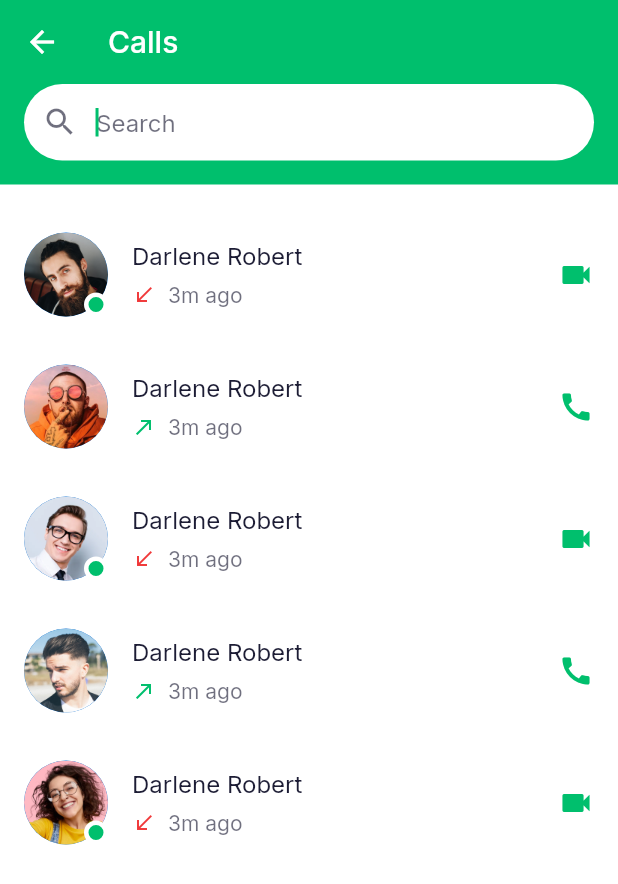
After one commit to abuanwar072/Chat-Messaging-App-Light-and-Dark-Theme, a Flutter app: the screen it shows after launch, item 3 of the bottom bar chosen, after a tap on the "search" icon, on a phone screen of 412 x 824 dp. The commit adds this screen. Shown: the top 884 px of the screen. Run offline on Flutter 3.47's test engine with Material 2 defaults, Android fonts, the phone set to English and light mode, and no system bars; our stand-ins replace flutter_svg, form_field_validator, google_fonts.

Commit message:
Calls done

```diff
--- a/lib/screens/call/video_call_screen.dart
+++ b/lib/screens/calling/video_calling_screen.dart
@@ -4,7 +4,7 @@ import 'package:flutter/material.dart';
 import 'components/call_bg.dart';
 import 'components/call_option.dart';
 
-class VideoCallScreen extends StatelessWidget {
+class VideoCallingScreen extends StatelessWidget {
   @override
   Widget build(BuildContext context) {
     return Scaffold(
--- /dev/null
+++ b/lib/screens/calls/calls_hsitory_screen.dart
@@ -0,0 +1,46 @@
+import 'package:chat/screens/calls/calls_search_screen.dart';
+import 'package:chat/screens/search/components/body.dart';
+import 'package:flutter/material.dart';
+
+import 'components/call_history_card.dart';
+
+class CallsHistoryScreen extends StatelessWidget {
+  @override
+  Widget build(BuildContext context) {
+    return Scaffold(
+      appBar: AppBar(
+        title: Text("Calls"),
+        actions: [
+          IconButton(
+            icon: Icon(Icons.search),
+            onPressed: () => Navigator.push(
+              context,
+              MaterialPageRoute(
+                builder: (context) => CallsSearchScreen(),
+              ),
+            ),
+          ),
+        ],
+      ),
+      body: SafeArea(
+        child: ListView(
+          children: [
+            // For demo
+            ...List.generate(
+              demoContactsImage.length,
+              (index) => CallHistoryCard(
+                name: "Darlene Robert",
+                image: demoContactsImage[index],
+                time: "3m ago",
+                isActive: index.isEven,
+                isOutgoingCall: index.isOdd,
+                isVideoCall: index.isEven,
+                press: () {},
+              ),
+            ),
+          ],
+        ),
+      ),
+    );
+  }
+}
--- /dev/null
+++ b/lib/screens/calls/calls_search_screen.dart
@@ -0,0 +1,73 @@
+import 'package:flutter/material.dart';
+
+import 'package:chat/screens/search/components/body.dart';
+
+import '../../constants.dart';
+import 'components/call_history_card.dart';
+
+class CallsSearchScreen extends StatelessWidget {
+  @override
+  Widget build(BuildContext context) {
+    return Scaffold(
+      appBar: AppBar(
+        title: Text("Calls"),
+      ),
+      body: Column(
+        children: [
+          // Appbar search
+          Container(
+            margin: EdgeInsets.only(bottom: kDefaultPadding),
+            padding: EdgeInsets.fromLTRB(
+              kDefaultPadding,
+              0,
+              kDefaultPadding,
+              kDefaultPadding,
+            ),
+            color: kPrimaryColor,
+            child: Form(
+              child: TextFormField(
+                autofocus: true,
+                textInputAction: TextInputAction.search,
+                onChanged: (value) {
+                  // search
+                },
+                decoration: InputDecoration(
+                  fillColor: Colors.white,
+                  prefixIcon: Icon(
+                    Icons.search,
+                    color: kContentColorLightTheme.withOpacity(0.64),
+                  ),
+                  hintText: "Search",
+                  hintStyle: TextStyle(
+                    color: kContentColorLightTheme.withOpacity(0.64),
+                  ),
+                ),
+              ),
+            ),
+          ),
+          Expanded(
+            child: SafeArea(
+              child: ListView(
+                children: [
+                  // For demo
+                  ...List.generate(
+                    demoContactsImage.length,
+                    (index) => CallHistoryCard(
+                      name: "Darlene Robert",
+                      image: demoContactsImage[index],
+                      time: "3m ago",
+                      isActive: index.isEven,
+                      isOutgoingCall: index.isOdd,
+                      isVideoCall: index.isEven,
+                      press: () {},
+                    ),
+                  ),
+                ],
+              ),
+            ),
+          ),
+        ],
+      ),
+    );
+  }
+}
--- /dev/null
+++ b/lib/screens/calls/components/call_history_card.dart
@@ -0,0 +1,67 @@
+import 'package:chat/components/circle_avatar_with_active_indicator.dart';
+import 'package:chat/screens/search/components/body.dart';
+import 'package:flutter/material.dart';
+
+import '../../../constants.dart';
+
+class CallHistoryCard extends StatelessWidget {
+  const CallHistoryCard({
+    Key? key,
+    required this.name,
+    required this.time,
+    required this.isActive,
+    required this.isVideoCall,
+    required this.isOutgoingCall,
+    required this.image,
+    required this.press,
+  }) : super(key: key);
+
+  final String name, time, image;
+  final bool isActive, isVideoCall, isOutgoingCall;
+  final VoidCallback press;
+
+  @override
+  Widget build(BuildContext context) {
+    return ListTile(
+      contentPadding: EdgeInsets.symmetric(
+        horizontal: kDefaultPadding,
+        vertical: kDefaultPadding / 2,
+      ),
+      onTap: () {},
+      leading: CircleAvatarWithActiveIndicator(
+        image: image,
+        isActive: isActive,
+        radius: 28,
+      ),
+      title: Text(name),
+      subtitle: Padding(
+        padding: const EdgeInsets.symmetric(vertical: kDefaultPadding / 2),
+        child: Row(
+          children: [
+            Icon(
+              isOutgoingCall ? Icons.north_east : Icons.south_west,
+              size: 16,
+              color:
+                  isOutgoingCall ? Theme.of(context).primaryColor : kErrorColor,
+            ),
+            SizedBox(width: kDefaultPadding / 2),
+            Text(
+              time,
+              style: TextStyle(
+                color: Theme.of(context)
+                    .textTheme
+                    .bodyText1!
+                    .color!
+                    .withOpacity(0.64),
+              ),
+            ),
+          ],
+        ),
+      ),
+      trailing: Icon(
+        isVideoCall ? Icons.videocam : Icons.call,
+        color: Theme.of(context).primaryColor,
+      ),
+    );
+  }
+}
--- a/lib/screens/main/main_screen.dart
+++ b/lib/screens/main/main_screen.dart
@@ -1,4 +1,5 @@
 import 'package:animations/animations.dart';
+import 'package:chat/screens/calls/calls_hsitory_screen.dart';
 import 'package:chat/screens/chats/chats_screen.dart';
 import 'package:chat/screens/contacts/contacts_screen.dart';
 import 'package:flutter/material.dart';
@@ -14,7 +15,7 @@ class _MainScreenState extends State<MainScreen> {
   List<Widget> pageList = <Widget>[
     ChatsScreen(),
     ContactsScreen(),
-    ChatsScreen(),
+    CallsHistoryScreen(),
     ChatsScreen(),
   ];
 
--- a/lib/screens/messages/message_screen.dart
+++ b/lib/screens/messages/message_screen.dart
@@ -1,6 +1,6 @@
 import 'package:chat/constants.dart';
-import 'package:chat/screens/call/audio_call_screen.dart';
-import 'package:chat/screens/call/video_call_screen.dart';
+import 'package:chat/screens/calling/audio_calling_screen.dart';
+import 'package:chat/screens/calling/video_calling_screen.dart';
 import 'package:flutter/material.dart';
 
 import 'components/body.dart';
@@ -54,7 +54,7 @@ class MessagesScreen extends StatelessWidget {
           onPressed: () => Navigator.push(
             context,
             MaterialPageRoute(
-              builder: (context) => VideoCallScreen(),
+              builder: (context) => VideoCallingScreen(),
             ),
           ),
         ),
```
Also changed, not shown: lib/screens/calling/audio_calling_screen.dart (renamed from lib/screens/call/audio_call_screen.dart), lib/screens/calling/components/call_bg.dart (renamed from lib/screens/call/components/call_bg.dart), lib/screens/calling/components/call_option.dart (renamed from lib/screens/call/components/call_option.dart).
